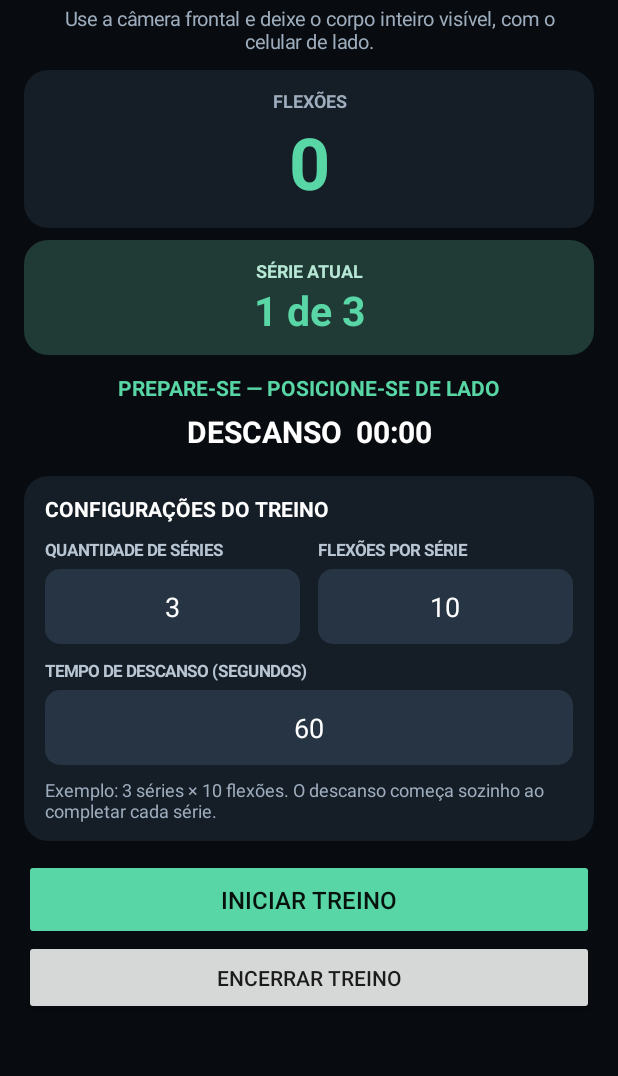
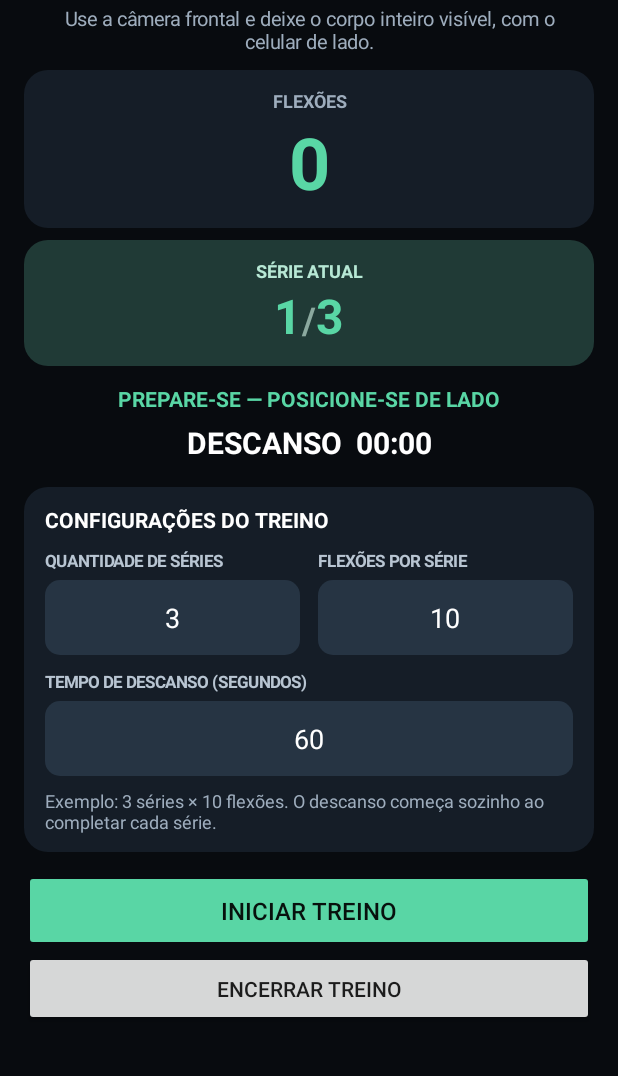
Before and after one commit to marvesanttos-dotcom/contador-flexoes., an Android app: the screen it shows after launch (PushupActivity), after a tap on "INICIAR TREINO", on a phone screen of 412 x 824 dp, the part 71-1147 px from its top. Run offline under Robolectric (Android 15) with nearby library versions, the phone set to English and light mode, and no system bars; libraries missing offline, so code that uses them is left out: androidx.camera.core, androidx.camera.lifecycle, androidx.camera.view, com.google.mlkit.vision; 7 statements that could not run were skipped.

Commit message:
Melhora visual do indicador de séries para 1/3

```diff
--- a/contadorflexoes/src/main/java/br/com/contadorflexoes/PushupActivity.java
+++ b/contadorflexoes/src/main/java/br/com/contadorflexoes/PushupActivity.java
@@ -4,6 +4,10 @@ import android.Manifest;
 import android.content.Context;
 import android.content.pm.PackageManager;
 import android.graphics.Color;
+import android.text.SpannableString;
+import android.text.Spanned;
+import android.text.style.ForegroundColorSpan;
+import android.text.style.RelativeSizeSpan;
 import android.os.*;
 import android.view.Gravity;
 import android.view.View;
@@ -89,7 +93,7 @@ public class PushupActivity extends androidx.activity.ComponentActivity {
         LinearLayout seriesCard=card(); seriesCard.setGravity(Gravity.CENTER);
         seriesCard.setBackground(round(0xFF203A36,16));
         TextView seriesLabel=text("SÉRIE ATUAL",12,0xFFB7E8D5,true); seriesLabel.setGravity(Gravity.CENTER);
-        setText=text("1 de 3",27,0xFF59D6A5,true); setText.setGravity(Gravity.CENTER);
+        setText=text("1/3",32,0xFF59D6A5,true); setText.setGravity(Gravity.CENTER);
         seriesCard.addView(seriesLabel); seriesCard.addView(setText);
         LinearLayout.LayoutParams seriesParams=new LinearLayout.LayoutParams(-1,-2);
         seriesParams.topMargin=dp(8);
@@ -201,7 +205,17 @@ public class PushupActivity extends androidx.activity.ComponentActivity {
         if(remaining<=0){resting=false;reps=0;sets++;updateStats();statusText.setText("VAMOS! PRÓXIMA SÉRIE");timerText.setText("DESCANSO  00:00");vibrate();return;}
         remaining--; restTick=this::tickRest; handler.postDelayed(restTick,1000);
     }
-    private void updateStats(){countText.setText(String.valueOf(reps));setText.setText(sets+" de "+totalSets);}
+    private void updateStats(){
+        countText.setText(String.valueOf(reps));
+        String progress=sets+"/"+totalSets;
+        SpannableString styled=new SpannableString(progress);
+        int slash=progress.indexOf("/");
+        if(slash>=0){
+            styled.setSpan(new ForegroundColorSpan(0xFF8BA99F),slash,slash+1,Spanned.SPAN_EXCLUSIVE_EXCLUSIVE);
+            styled.setSpan(new RelativeSizeSpan(0.78f),slash,slash+1,Spanned.SPAN_EXCLUSIVE_EXCLUSIVE);
+        }
+        setText.setText(styled);
+    }
     private void finishWorkout(){
         workout=false;resting=false;statusText.setText("TREINO CONCLUÍDO! PARABÉNS!");
         timerText.setText(" "+totalSets+" SÉRIES COMPLETAS");
```
